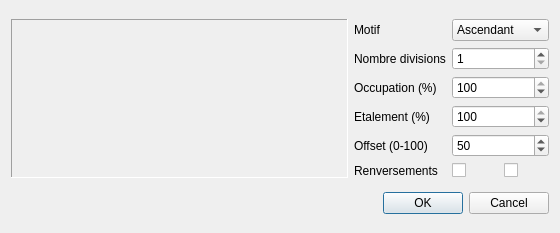
This is trunk/tools/dialog_space.ui in davy7125/polyphone as Qt 5 draws it before an edit. The edited form follows.
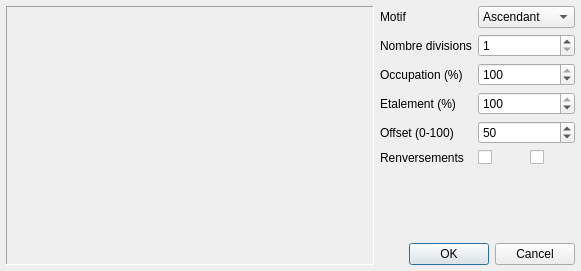
This is the edited form. Icons and pictures are not drawn. Custom widgets are drawn as their Qt base class.

Patch:
```diff
--- a/trunk/tools/dialog_space.ui
+++ b/trunk/tools/dialog_space.ui
@@ -9,22 +9,10 @@
    <rect>
     <x>0</x>
     <y>0</y>
-    <width>560</width>
-    <height>233</height>
+    <width>581</width>
+    <height>271</height>
    </rect>
   </property>
-  <property name="minimumSize">
-   <size>
-    <width>560</width>
-    <height>233</height>
-   </size>
-  </property>
-  <property name="maximumSize">
-   <size>
-    <width>560</width>
-    <height>233</height>
-   </size>
-  </property>
   <property name="windowTitle">
    <string>Spatialisation</string>
   </property>
@@ -35,40 +23,30 @@
   <property name="modal">
    <bool>true</bool>
   </property>
-  <layout class="QVBoxLayout" name="verticalLayout">
-   <item>
-    <layout class="QHBoxLayout" name="horizontalLayout">
+  <layout class="QGridLayout" name="gridLayout_2" columnstretch="100,0,0,0">
+   <property name="leftMargin">
+    <number>6</number>
+   </property>
+   <property name="topMargin">
+    <number>6</number>
+   </property>
      <property name="rightMargin">
-      <number>0</number>
-     </property>
-     <item>
-      <widget class="QFrame" name="frame_3">
-       <property name="frameShape">
-        <enum>QFrame::Panel</enum>
-       </property>
-       <property name="frameShadow">
-        <enum>QFrame::Sunken</enum>
-       </property>
-       <layout class="QVBoxLayout" name="verticalLayout_4">
-        <property name="margin">
-         <number>0</number>
-        </property>
-        <item>
-         <widget class="GraphSpace" name="grapheSpace" native="true">
-          <property name="sizePolicy">
-           <sizepolicy hsizetype="Expanding" vsizetype="Preferred">
-            <horstretch>0</horstretch>
-            <verstretch>0</verstretch>
-           </sizepolicy>
-          </property>
-         </widget>
-        </item>
-       </layout>
-      </widget>
-     </item>
-     <item>
-      <layout class="QGridLayout" name="gridLayout">
-       <item row="2" column="0">
+    <number>6</number>
+   </property>
+   <property name="bottomMargin">
+    <number>6</number>
+   </property>
+   <property name="spacing">
+    <number>6</number>
+   </property>
+   <item row="1" column="1">
+    <widget class="QLabel" name="label_2">
+     <property name="text">
+      <string>Nombre divisions</string>
+     </property>
+    </widget>
+   </item>
+   <item row="2" column="1">
         <widget class="QLabel" name="label_4">
          <property name="text">
           <string>Occupation (%)</string>
@@ -76,107 +54,13 @@
         </widget>
        </item>
        <item row="5" column="1">
-        <widget class="QCheckBox" name="checkSens">
-         <property name="maximumSize">
-          <size>
-           <width>40</width>
-           <height>16777215</height>
-          </size>
-         </property>
-         <property name="text">
-          <string/>
-         </property>
-        </widget>
-       </item>
-       <item row="0" column="0">
-        <widget class="QLabel" name="label">
-         <property name="text">
-          <string>&lt;html&gt;&lt;head/&gt;&lt;body&gt;&lt;p&gt;Motif&lt;/p&gt;&lt;/body&gt;&lt;/html&gt;</string>
-         </property>
-        </widget>
-       </item>
-       <item row="4" column="0">
-        <widget class="QLabel" name="label_5">
-         <property name="text">
-          <string>Offset (0-100)</string>
-         </property>
-        </widget>
-       </item>
-       <item row="1" column="0">
-        <widget class="QLabel" name="label_2">
-         <property name="text">
-          <string>Nombre divisions</string>
-         </property>
-        </widget>
-       </item>
-       <item row="5" column="0">
         <widget class="QLabel" name="label_6">
          <property name="text">
           <string>Renversements</string>
          </property>
         </widget>
        </item>
-       <item row="3" column="0">
-        <widget class="QLabel" name="label_3">
-         <property name="text">
-          <string>Etalement (%)</string>
-         </property>
-        </widget>
-       </item>
-       <item row="5" column="2">
-        <widget class="QCheckBox" name="checkSens2">
-         <property name="maximumSize">
-          <size>
-           <width>40</width>
-           <height>16777215</height>
-          </size>
-         </property>
-         <property name="text">
-          <string/>
-         </property>
-        </widget>
-       </item>
-       <item row="4" column="1" colspan="2">
-        <widget class="QSpinBox" name="spinOffset">
-         <property name="maximum">
-          <number>100</number>
-         </property>
-         <property name="value">
-          <number>50</number>
-         </property>
-        </widget>
-       </item>
-       <item row="3" column="1" colspan="2">
-        <widget class="QSpinBox" name="spinEtalement">
-         <property name="maximum">
-          <number>100</number>
-         </property>
-         <property name="value">
-          <number>100</number>
-         </property>
-        </widget>
-       </item>
-       <item row="2" column="1" colspan="2">
-        <widget class="QSpinBox" name="spinOccupation">
-         <property name="maximum">
-          <number>100</number>
-         </property>
-         <property name="value">
-          <number>100</number>
-         </property>
-        </widget>
-       </item>
-       <item row="1" column="1" colspan="2">
-        <widget class="QSpinBox" name="spinNbDivision">
-         <property name="minimum">
-          <number>1</number>
-         </property>
-         <property name="maximum">
-          <number>10</number>
-         </property>
-        </widget>
-       </item>
-       <item row="0" column="1" colspan="2">
+   <item row="0" column="2" colspan="2">
         <widget class="QComboBox" name="comboMotif">
          <item>
           <property name="text">
@@ -205,11 +89,7 @@
          </item>
         </widget>
        </item>
-      </layout>
-     </item>
-    </layout>
-   </item>
-   <item>
+   <item row="7" column="1" colspan="3">
     <widget class="QDialogButtonBox" name="buttonBox">
      <property name="orientation">
       <enum>Qt::Horizontal</enum>
@@ -219,6 +99,140 @@
      </property>
     </widget>
    </item>
+   <item row="3" column="1">
+    <widget class="QLabel" name="label_3">
+     <property name="text">
+      <string>Etalement (%)</string>
+     </property>
+    </widget>
+   </item>
+   <item row="5" column="2">
+    <widget class="QCheckBox" name="checkSens">
+     <property name="maximumSize">
+      <size>
+       <width>40</width>
+       <height>16777215</height>
+      </size>
+     </property>
+     <property name="text">
+      <string/>
+     </property>
+    </widget>
+   </item>
+   <item row="1" column="2" colspan="2">
+    <widget class="QSpinBox" name="spinNbDivision">
+     <property name="minimum">
+      <number>1</number>
+     </property>
+     <property name="maximum">
+      <number>10</number>
+     </property>
+    </widget>
+   </item>
+   <item row="5" column="3">
+    <widget class="QCheckBox" name="checkSens2">
+     <property name="maximumSize">
+      <size>
+       <width>40</width>
+       <height>16777215</height>
+      </size>
+     </property>
+     <property name="text">
+      <string/>
+     </property>
+    </widget>
+   </item>
+   <item row="0" column="1">
+    <widget class="QLabel" name="label">
+     <property name="text">
+      <string>&lt;html&gt;&lt;head/&gt;&lt;body&gt;&lt;p&gt;Motif&lt;/p&gt;&lt;/body&gt;&lt;/html&gt;</string>
+     </property>
+    </widget>
+   </item>
+   <item row="4" column="1">
+    <widget class="QLabel" name="label_5">
+     <property name="text">
+      <string>Offset (0-100)</string>
+     </property>
+    </widget>
+   </item>
+   <item row="3" column="2" colspan="2">
+    <widget class="QSpinBox" name="spinEtalement">
+     <property name="maximum">
+      <number>100</number>
+     </property>
+     <property name="value">
+      <number>100</number>
+     </property>
+    </widget>
+   </item>
+   <item row="4" column="2" colspan="2">
+    <widget class="QSpinBox" name="spinOffset">
+     <property name="maximum">
+      <number>100</number>
+     </property>
+     <property name="value">
+      <number>50</number>
+     </property>
+    </widget>
+   </item>
+   <item row="2" column="2" colspan="2">
+    <widget class="QSpinBox" name="spinOccupation">
+     <property name="maximum">
+      <number>100</number>
+     </property>
+     <property name="value">
+      <number>100</number>
+     </property>
+    </widget>
+   </item>
+   <item row="0" column="0" rowspan="8">
+    <widget class="QFrame" name="frame_3">
+     <property name="frameShape">
+      <enum>QFrame::Panel</enum>
+     </property>
+     <property name="frameShadow">
+      <enum>QFrame::Sunken</enum>
+     </property>
+     <layout class="QVBoxLayout" name="verticalLayout_4">
+      <property name="leftMargin">
+       <number>0</number>
+      </property>
+      <property name="topMargin">
+       <number>0</number>
+      </property>
+      <property name="rightMargin">
+       <number>0</number>
+      </property>
+      <property name="bottomMargin">
+       <number>0</number>
+      </property>
+      <item>
+       <widget class="GraphSpace" name="grapheSpace" native="true">
+        <property name="sizePolicy">
+         <sizepolicy hsizetype="Expanding" vsizetype="Preferred">
+          <horstretch>0</horstretch>
+          <verstretch>0</verstretch>
+         </sizepolicy>
+        </property>
+       </widget>
+      </item>
+     </layout>
+    </widget>
+   </item>
+   <item row="6" column="1">
+    <spacer name="verticalSpacer">
+     <property name="orientation">
+      <enum>Qt::Vertical</enum>
+     </property>
+     <property name="sizeHint" stdset="0">
+      <size>
+       <width>20</width>
+       <height>40</height>
+      </size>
+     </property>
+    </spacer>
+   </item>
   </layout>
  </widget>
  <customwidgets>
```
Left out of the diff: 3 changed lines with no effect on the pictures. Lines whose indentation alone changed are shown as unchanged.
